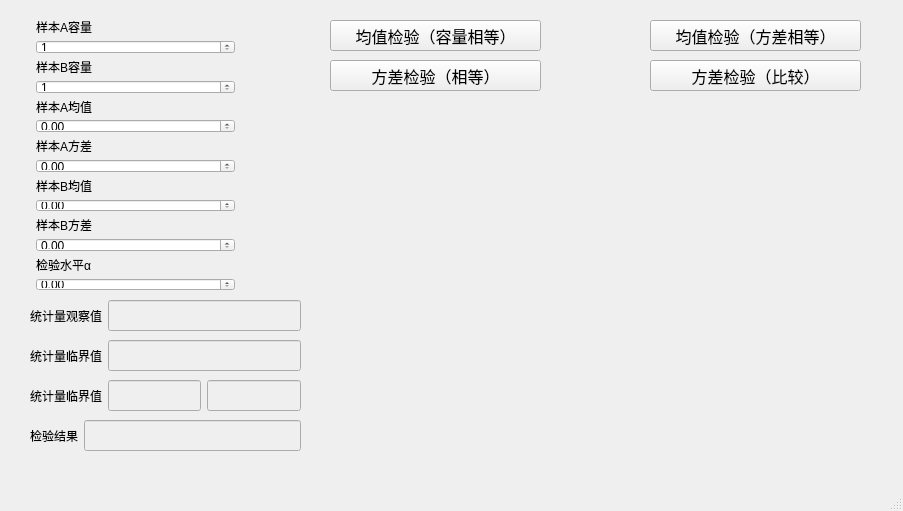
Above: files/canshujiashejianyan_two.ui from chenxindaaa/MathematicalStatistics before the change. Below: the same form after it.
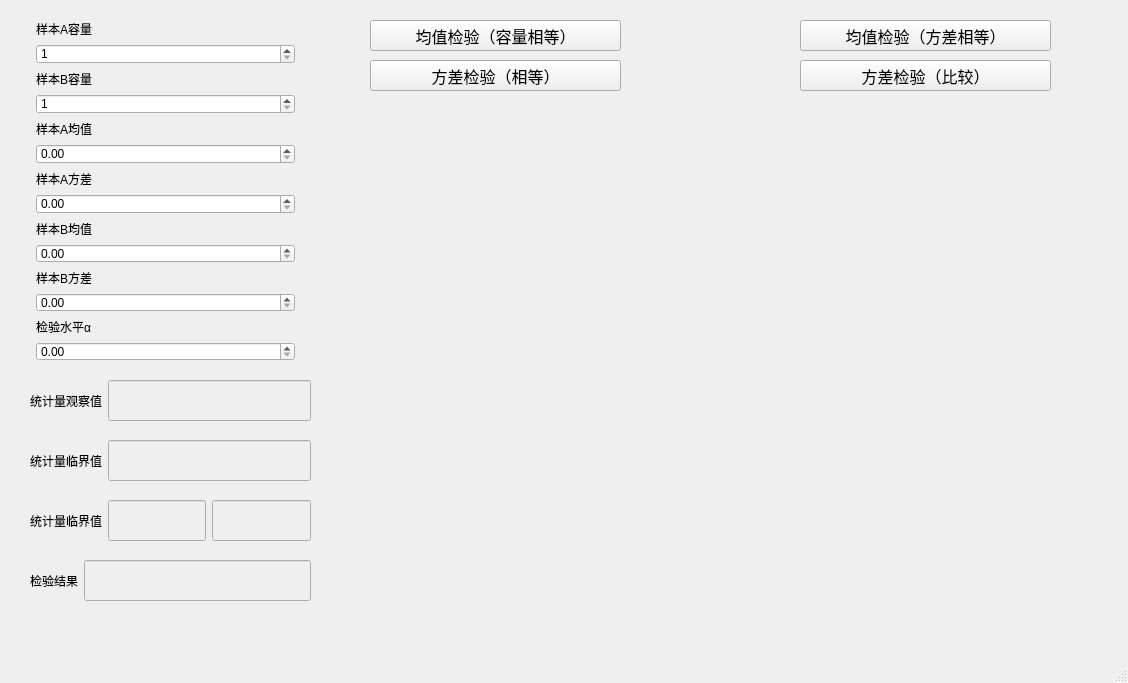
That is the form after the change. Custom widgets are drawn as their Qt base class.

Patch:
```diff
--- a/files/canshujiashejianyan_two.ui
+++ b/files/canshujiashejianyan_two.ui
@@ -6,8 +6,8 @@
    <rect>
     <x>0</x>
     <y>0</y>
-    <width>903</width>
-    <height>511</height>
+    <width>1128</width>
+    <height>683</height>
    </rect>
   </property>
   <property name="windowTitle">
@@ -17,9 +17,9 @@
    <widget class="QPushButton" name="pushButton">
     <property name="geometry">
      <rect>
-      <x>330</x>
+      <x>370</x>
       <y>20</y>
-      <width>211</width>
+      <width>251</width>
       <height>31</height>
      </rect>
     </property>
@@ -35,10 +35,10 @@
    <widget class="Plot" name="widget" native="true">
     <property name="geometry">
      <rect>
-      <x>320</x>
-      <y>100</y>
-      <width>561</width>
-      <height>361</height>
+      <x>350</x>
+      <y>120</y>
+      <width>731</width>
+      <height>461</height>
      </rect>
     </property>
    </widget>
@@ -47,8 +47,8 @@
      <rect>
       <x>30</x>
       <y>20</y>
-      <width>211</width>
-      <height>271</height>
+      <width>271</width>
+      <height>341</height>
      </rect>
     </property>
     <layout class="QVBoxLayout" name="verticalLayout">
@@ -255,9 +255,9 @@
     <property name="geometry">
      <rect>
       <x>30</x>
-      <y>420</y>
-      <width>271</width>
-      <height>31</height>
+      <y>560</y>
+      <width>281</width>
+      <height>41</height>
      </rect>
     </property>
     <layout class="QHBoxLayout" name="horizontalLayout">
@@ -287,9 +287,9 @@
     <property name="geometry">
      <rect>
       <x>30</x>
-      <y>340</y>
-      <width>271</width>
-      <height>31</height>
+      <y>440</y>
+      <width>281</width>
+      <height>41</height>
      </rect>
     </property>
     <layout class="QHBoxLayout" name="horizontalLayout_2">
@@ -328,9 +328,9 @@
     <property name="geometry">
      <rect>
       <x>30</x>
-      <y>300</y>
-      <width>271</width>
-      <height>31</height>
+      <y>380</y>
+      <width>281</width>
+      <height>41</height>
      </rect>
     </property>
     <layout class="QHBoxLayout" name="horizontalLayout_3">
@@ -363,9 +363,9 @@
     <property name="geometry">
      <rect>
       <x>30</x>
-      <y>380</y>
-      <width>271</width>
-      <height>31</height>
+      <y>500</y>
+      <width>281</width>
+      <height>41</height>
      </rect>
     </property>
     <layout class="QHBoxLayout" name="horizontalLayout_4">
@@ -419,9 +419,9 @@
    <widget class="QPushButton" name="pushButton_3">
     <property name="geometry">
      <rect>
-      <x>330</x>
+      <x>370</x>
       <y>60</y>
-      <width>211</width>
+      <width>251</width>
       <height>31</height>
      </rect>
     </property>
@@ -437,9 +437,9 @@
    <widget class="QPushButton" name="pushButton_4">
     <property name="geometry">
      <rect>
-      <x>650</x>
+      <x>800</x>
       <y>60</y>
-      <width>211</width>
+      <width>251</width>
       <height>31</height>
      </rect>
     </property>
@@ -455,9 +455,9 @@
    <widget class="QPushButton" name="pushButton_2">
     <property name="geometry">
      <rect>
-      <x>650</x>
+      <x>800</x>
       <y>20</y>
-      <width>211</width>
+      <width>251</width>
       <height>31</height>
      </rect>
     </property>
```
Left out of the diff: 4 changed lines with no effect on the pictures.
